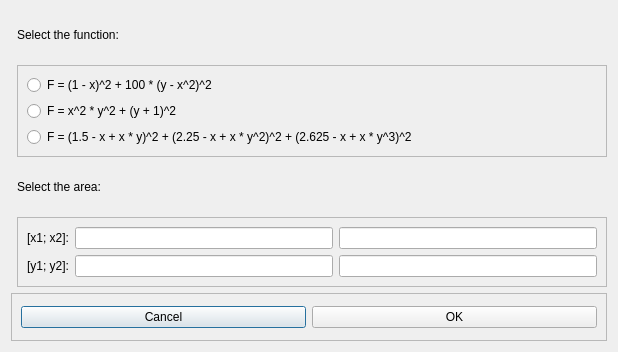
First picture: the form in graphicApp/graphicApp/select_function.ui, repository Daniil-Vlasenko/SPbUProgrammingForProbabilisticProblems, before the edit.
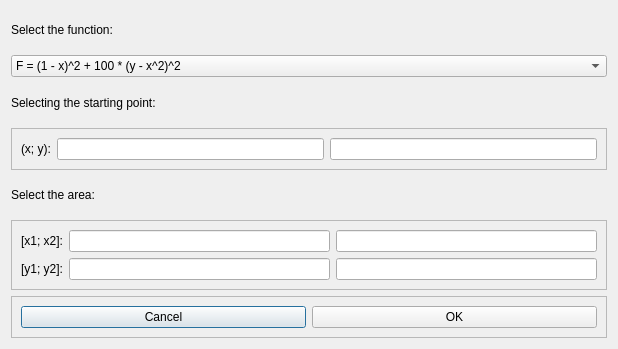
Second picture: the form after the edit.

Diff of the .ui file:
```diff
--- a/graphicApp/graphicApp/select_function.ui
+++ b/graphicApp/graphicApp/select_function.ui
@@ -7,7 +7,7 @@
     <x>0</x>
     <y>0</y>
     <width>618</width>
-    <height>352</height>
+    <height>349</height>
    </rect>
   </property>
   <property name="sizePolicy">
@@ -19,55 +19,78 @@
   <property name="windowTitle">
    <string>Dialog</string>
   </property>
-  <layout class="QGridLayout" name="gridLayout_2">
-   <item row="0" column="1">
+  <layout class="QVBoxLayout" name="verticalLayout">
+   <item>
     <widget class="QLabel" name="label">
      <property name="text">
       <string>Select the function:</string>
      </property>
     </widget>
    </item>
-   <item row="2" column="1">
-    <widget class="QLabel" name="label_2">
-     <property name="text">
-      <string>Select the area:</string>
-     </property>
-    </widget>
-   </item>
-   <item row="1" column="1">
-    <widget class="QFrame" name="frame">
-     <property name="frameShape">
-      <enum>QFrame::StyledPanel</enum>
-     </property>
-     <property name="frameShadow">
-      <enum>QFrame::Raised</enum>
-     </property>
-     <layout class="QVBoxLayout" name="verticalLayout">
       <item>
-       <widget class="QRadioButton" name="radioButton_2">
+    <widget class="QComboBox" name="comboBox">
+     <item>
         <property name="text">
          <string>F = (1 - x)^2 + 100 * (y - x^2)^2</string>
         </property>
-       </widget>
       </item>
       <item>
-       <widget class="QRadioButton" name="radioButton">
         <property name="text">
          <string>F = x^2 * y^2 + (y + 1)^2</string>
         </property>
-       </widget>
       </item>
       <item>
-       <widget class="QRadioButton" name="radioButton_3">
         <property name="text">
          <string>F = (1.5 - x + x * y)^2 + (2.25 - x + x * y^2)^2 + (2.625 - x + x * y^3)^2</string>
         </property>
-       </widget>
+     </item>
+     <item>
+      <property name="text">
+       <string>F = 100 * (y - x^2)^2 + (x - 1)^2 + 100 * (z - y^2)^2 + (y - 1)^2</string>
+      </property>
+     </item>
+    </widget>
+   </item>
+   <item>
+    <widget class="QLabel" name="label_5">
+     <property name="text">
+      <string>Selecting the starting point:</string>
+     </property>
+    </widget>
+   </item>
+   <item>
+    <widget class="QFrame" name="frame_4">
+     <property name="frameShape">
+      <enum>QFrame::StyledPanel</enum>
+     </property>
+     <property name="frameShadow">
+      <enum>QFrame::Raised</enum>
+     </property>
+     <layout class="QHBoxLayout" name="horizontalLayout_2">
+      <item>
+       <widget class="QLabel" name="label_6">
+        <property name="text">
+         <string>(x; y):</string>
+        </property>
+       </widget>
+      </item>
+      <item>
+       <widget class="QLineEdit" name="lineEdit_x"/>
+      </item>
+      <item>
+       <widget class="QLineEdit" name="lineEdit_y"/>
       </item>
      </layout>
     </widget>
    </item>
-   <item row="3" column="1">
+   <item>
+    <widget class="QLabel" name="label_2">
+     <property name="text">
+      <string>Select the area:</string>
+     </property>
+    </widget>
+   </item>
+   <item>
     <widget class="QFrame" name="frame_2">
      <property name="frameShape">
       <enum>QFrame::StyledPanel</enum>
@@ -105,7 +128,7 @@
      </layout>
     </widget>
    </item>
-   <item row="4" column="0" colspan="2">
+   <item>
     <widget class="QFrame" name="frame_3">
      <property name="frameShape">
       <enum>QFrame::StyledPanel</enum>
```
Lines whose indentation alone changed are shown as unchanged.
